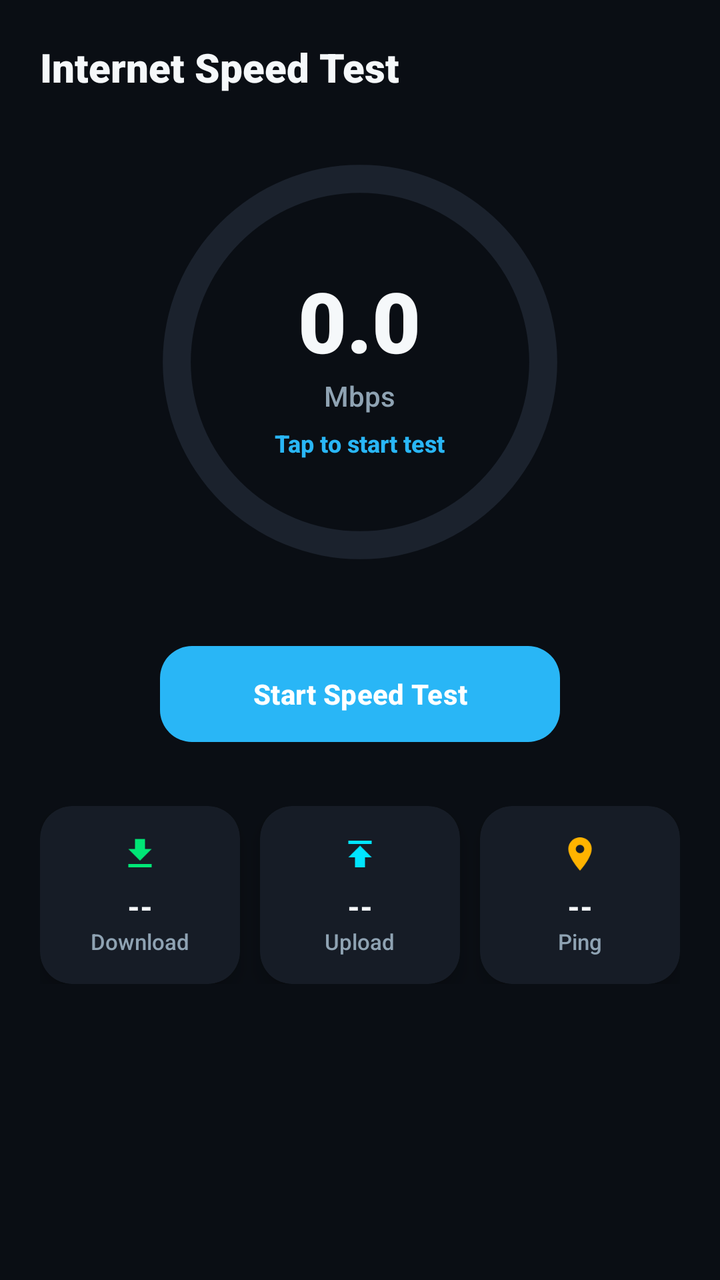
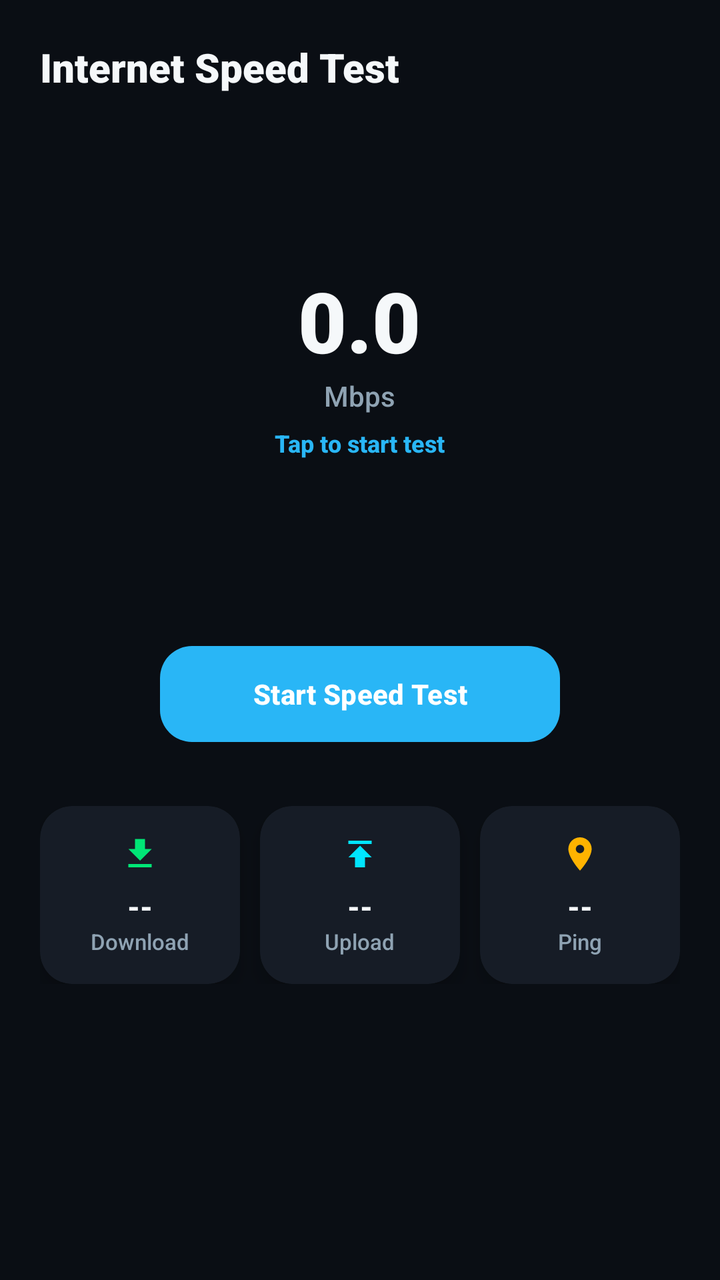

Before-and-after screenshots of an Android layout around one commit, followed by the original layout XML and the change that was made.
<!-- AndroidManifest.xml: application theme Theme.RouterManagerPro -->
<!-- res/layout/fragment_speed_test.xml -->
<?xml version="1.0" encoding="utf-8"?>
<androidx.core.widget.NestedScrollView xmlns:android="http://schemas.android.com/apk/res/android"
    xmlns:app="http://schemas.android.com/apk/res-auto"
    android:layout_width="match_parent"
    android:layout_height="match_parent"
    android:fillViewport="true">

    <LinearLayout
        android:layout_width="match_parent"
        android:layout_height="wrap_content"
        android:gravity="center_horizontal"
        android:orientation="vertical"
        android:padding="20dp">

        <TextView
            style="@style/SectionTitle"
            android:layout_width="match_parent"
            android:layout_height="wrap_content"
            android:layout_marginBottom="24dp"
            android:text="@string/speed_test_title" />

        
        <FrameLayout
            android:layout_width="220dp"
            android:layout_height="220dp"
            android:layout_marginBottom="28dp">

            <ProgressBar
                android:id="@+id/progressRing"
                style="?android:attr/progressBarStyleHorizontal"
                android:layout_width="220dp"
                android:layout_height="220dp"
                android:indeterminate="false"
                android:max="100"
                android:progress="0"
                android:progressDrawable="@drawable/speed_ring_progress"
                android:rotation="-90" />

            <LinearLayout
                android:layout_width="wrap_content"
                android:layout_height="wrap_content"
                android:layout_gravity="center"
                android:gravity="center"
                android:orientation="vertical">

                <TextView
                    android:id="@+id/tvSpeedValue"
                    android:layout_width="wrap_content"
                    android:layout_height="wrap_content"
                    android:fontFamily="sans-serif-black"
                    android:text="0.0"
                    android:textColor="@color/text_primary"
                    android:textSize="42sp" />

                <TextView
                    android:id="@+id/tvSpeedUnit"
                    android:layout_width="wrap_content"
                    android:layout_height="wrap_content"
                    android:text="@string/mbps"
                    android:textColor="@color/text_secondary"
                    android:textSize="14sp" />

                <TextView
                    android:id="@+id/tvSpeedPhase"
                    android:layout_width="wrap_content"
                    android:layout_height="wrap_content"
                    android:layout_marginTop="6dp"
                    android:text="@string/tap_to_start"
                    android:textColor="@color/accent_blue"
                    android:textSize="12sp"
                    android:textStyle="bold" />
            </LinearLayout>
        </FrameLayout>

        <com.google.android.material.button.MaterialButton
            android:id="@+id/btnStartTest"
            style="@style/PrimaryButton3D"
            android:layout_width="200dp"
            android:layout_height="56dp"
            android:layout_marginBottom="28dp"
            android:text="@string/start_speed_test" />

        
        <LinearLayout
            android:layout_width="match_parent"
            android:layout_height="wrap_content"
            android:orientation="horizontal">

            <androidx.cardview.widget.CardView
                android:layout_width="0dp"
                android:layout_height="wrap_content"
                android:layout_weight="1"
                android:layout_marginEnd="5dp"
                app:cardBackgroundColor="@color/bg_card"
                app:cardCornerRadius="16dp"
                app:cardElevation="6dp">

                <LinearLayout
                    android:layout_width="match_parent"
                    android:layout_height="wrap_content"
                    android:gravity="center"
                    android:orientation="vertical"
                    android:padding="14dp">

                    <ImageView
                        android:layout_width="20dp"
                        android:layout_height="20dp"
                        android:src="@drawable/ic_download" />

                    <TextView
                        android:id="@+id/tvDownloadResult"
                        style="@style/ValueText"
                        android:layout_width="wrap_content"
                        android:layout_height="wrap_content"
                        android:layout_marginTop="6dp"
                        android:text="--"
                        android:textSize="15sp" />

                    <TextView
                        style="@style/LabelText"
                        android:layout_width="wrap_content"
                        android:layout_height="wrap_content"
                        android:text="@string/download_label"
                        android:textSize="11sp" />
                </LinearLayout>
            </androidx.cardview.widget.CardView>

            <androidx.cardview.widget.CardView
                android:layout_width="0dp"
                android:layout_height="wrap_content"
                android:layout_weight="1"
                android:layout_marginHorizontal="5dp"
                app:cardBackgroundColor="@color/bg_card"
                app:cardCornerRadius="16dp"
                app:cardElevation="6dp">

                <LinearLayout
                    android:layout_width="match_parent"
                    android:layout_height="wrap_content"
                    android:gravity="center"
                    android:orientation="vertical"
                    android:padding="14dp">

                    <ImageView
                        android:layout_width="20dp"
                        android:layout_height="20dp"
                        android:src="@drawable/ic_upload" />

                    <TextView
                        android:id="@+id/tvUploadResult"
                        style="@style/ValueText"
                        android:layout_width="wrap_content"
                        android:layout_height="wrap_content"
                        android:layout_marginTop="6dp"
                        android:text="--"
                        android:textSize="15sp" />

                    <TextView
                        style="@style/LabelText"
                        android:layout_width="wrap_content"
                        android:layout_height="wrap_content"
                        android:text="@string/upload_label"
                        android:textSize="11sp" />
                </LinearLayout>
            </androidx.cardview.widget.CardView>

            <androidx.cardview.widget.CardView
                android:layout_width="0dp"
                android:layout_height="wrap_content"
                android:layout_weight="1"
                android:layout_marginStart="5dp"
                app:cardBackgroundColor="@color/bg_card"
                app:cardCornerRadius="16dp"
                app:cardElevation="6dp">

                <LinearLayout
                    android:layout_width="match_parent"
                    android:layout_height="wrap_content"
                    android:gravity="center"
                    android:orientation="vertical"
                    android:padding="14dp">

                    <ImageView
                        android:layout_width="20dp"
                        android:layout_height="20dp"
                        android:src="@drawable/ic_ping" />

                    <TextView
                        android:id="@+id/tvPingResult"
                        style="@style/ValueText"
                        android:layout_width="wrap_content"
                        android:layout_height="wrap_content"
                        android:layout_marginTop="6dp"
                        android:text="--"
                        android:textSize="15sp" />

                    <TextView
                        style="@style/LabelText"
                        android:layout_width="wrap_content"
                        android:layout_height="wrap_content"
                        android:text="@string/ping_label"
                        android:textSize="11sp" />
                </LinearLayout>
            </androidx.cardview.widget.CardView>

        </LinearLayout>

    </LinearLayout>
</androidx.core.widget.NestedScrollView>
<!-- resources referenced by this layout -->
<resources>
  <color name="accent_blue">#29B6F6</color>
  <color name="bg_card">#161C26</color>
  <color name="text_primary">#F5F8FA</color>
  <color name="text_secondary">#8FA3B3</color>
  <!-- drawable ic_download (drawable) -->
  <vector xmlns:android="http://schemas.android.com/apk/res/android"
      android:width="24dp"
      android:height="24dp"
      android:viewportWidth="24"
      android:viewportHeight="24"
      android:tint="@color/success_green">
      <path
          android:fillColor="@android:color/white"
          android:pathData="M19,9h-4V3H9v6H5l7,7L19,9zM5,18v2h14v-2L5,18z"/>
  </vector>
  <!-- drawable ic_upload (drawable) -->
  <vector xmlns:android="http://schemas.android.com/apk/res/android"
      android:width="24dp"
      android:height="24dp"
      android:viewportWidth="24"
      android:viewportHeight="24"
      android:tint="@color/accent_cyan">
      <path
          android:fillColor="@android:color/white"
          android:pathData="M5,4v2h14V4L5,4zM5,14h4v6h6v-6h4l-7,-7 -7,7z"/>
  </vector>
  <!-- drawable speed_ring_progress (drawable) -->
  <?xml version="1.0" encoding="utf-8"?>
  <layer-list xmlns:android="http://schemas.android.com/apk/res/android">
      <item android:id="@android:id/background">
          <shape android:shape="ring"
              android:innerRadiusRatio="2.6"
              android:thickness="14dp"
              android:useLevel="false">
              <solid android:color="@color/bg_panel_light" />
          </shape>
      </item>
      <item android:id="@android:id/progress">
          <rotate
              android:fromDegrees="0"
              android:toDegrees="360"
              android:pivotX="50%"
              android:pivotY="50%">
              <shape android:shape="ring"
                  android:innerRadiusRatio="2.6"
                  android:thickness="14dp"
                  android:useLevel="true">
                  <gradient
                      android:type="sweep"
                      android:startColor="@color/accent_blue_deep"
                      android:centerColor="@color/accent_blue"
                      android:endColor="@color/accent_cyan" />
              </shape>
          </rotate>
      </item>
  </layer-list>
  <string name="download_label">Download</string>
  <string name="mbps">Mbps</string>
  <string name="ping_label">Ping</string>
  <string name="speed_test_title">Internet Speed Test</string>
  <string name="start_speed_test">Start Speed Test</string>
  <string name="tap_to_start">Tap to start test</string>
  <string name="upload_label">Upload</string>
  <style name="LabelText">
          <item name="android:textColor">@color/text_secondary</item>
          <item name="android:textSize">13sp</item>
      </style>
  <style name="PrimaryButton3D" parent="Widget.Material3.Button">
          <item name="backgroundTint">@color/accent_blue</item>
          <item name="cornerRadius">16dp</item>
          <item name="android:textColor">@color/white</item>
          <item name="android:textAllCaps">false</item>
          <item name="android:textStyle">bold</item>
          <item name="android:elevation">6dp</item>
          <item name="rippleColor">@color/accent_cyan</item>
      </style>
  <style name="SectionTitle">
          <item name="android:textColor">@color/text_primary</item>
          <item name="android:textSize">20sp</item>
          <item name="android:textStyle">bold</item>
          <item name="android:fontFamily">sans-serif-black</item>
      </style>
  <style name="ValueText">
          <item name="android:textColor">@color/text_primary</item>
          <item name="android:textSize">17sp</item>
          <item name="android:textStyle">bold</item>
      </style>
  <color name="success_green">#00E676</color>
  <color name="warning_amber">#FFB300</color>
  <color name="accent_cyan">#00E5FF</color>
  <color name="bg_panel_light">#1B222D</color>
  <color name="accent_blue_deep">#0288D1</color>
  <color name="white">#FFFFFF</color>
  <color name="black">#000000</color>
  <color name="bg_deep_black">#0A0E14</color>
  <color name="bg_panel">#12171F</color>
  <!-- unchanged entries left out for length: 2 -->
</resources>

<!-- the commit's change to res/layout/fragment_speed_test.xml (unified diff, before → after) -->
@@ -27,14 +27,12 @@
 
             <ProgressBar
                 android:id="@+id/progressRing"
-                style="?android:attr/progressBarStyleHorizontal"
                 android:layout_width="220dp"
                 android:layout_height="220dp"
                 android:indeterminate="false"
                 android:max="100"
                 android:progress="0"
-                android:progressDrawable="@drawable/speed_ring_progress"
-                android:rotation="-90" />
+                android:progressDrawable="@drawable/speed_ring_progress" />
 
             <LinearLayout
                 android:layout_width="wrap_content"
<!-- resource entries referenced after the edit -->
@@ -38,22 +38,12 @@
           </shape>
       </item>
       <item android:id="@android:id/progress">
-          <rotate
-              android:fromDegrees="0"
-              android:toDegrees="360"
-              android:pivotX="50%"
-              android:pivotY="50%">
-              <shape android:shape="ring"
-                  android:innerRadiusRatio="2.6"
-                  android:thickness="14dp"
-                  android:useLevel="true">
-                  <gradient
-                      android:type="sweep"
-                      android:startColor="@color/accent_blue_deep"
-                      android:centerColor="@color/accent_blue"
-                      android:endColor="@color/accent_cyan" />
-              </shape>
-          </rotate>
+          <shape android:shape="ring"
+              android:innerRadiusRatio="2.6"
+              android:thickness="14dp"
+              android:useLevel="true">
+              <solid android:color="@color/accent_blue" />
+          </shape>
       </item>
   </layer-list>
   <string name="download_label">Download</string>
